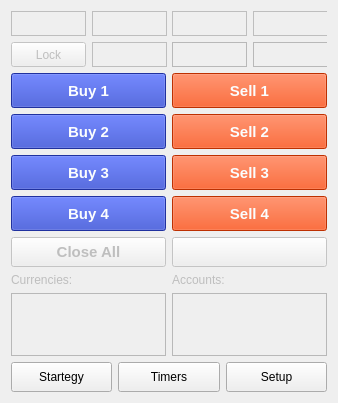
Before: the Qt Designer form sources/FrontEnd/WilliamCarryFrontEnd/MultiBrokerWidget.ui in alimogh/trdk, drawn with Qt 5.
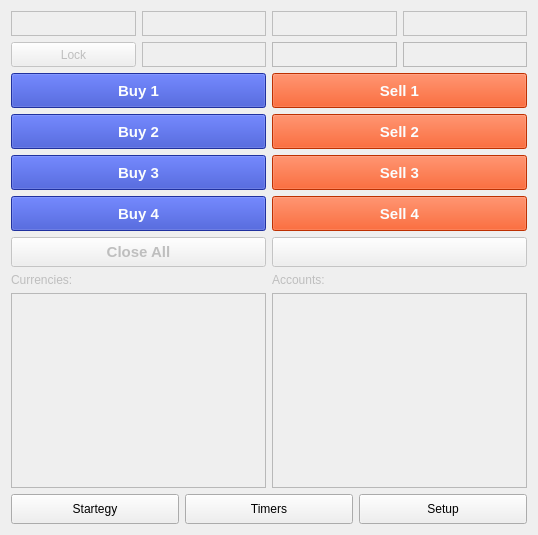
After: the same form once the commit is applied.

```diff
--- a/sources/FrontEnd/WilliamCarryFrontEnd/MultiBrokerWidget.ui
+++ b/sources/FrontEnd/WilliamCarryFrontEnd/MultiBrokerWidget.ui
@@ -6,8 +6,8 @@
    <rect>
     <x>0</x>
     <y>0</y>
-    <width>338</width>
-    <height>403</height>
+    <width>538</width>
+    <height>535</height>
    </rect>
   </property>
   <property name="minimumSize">
```
